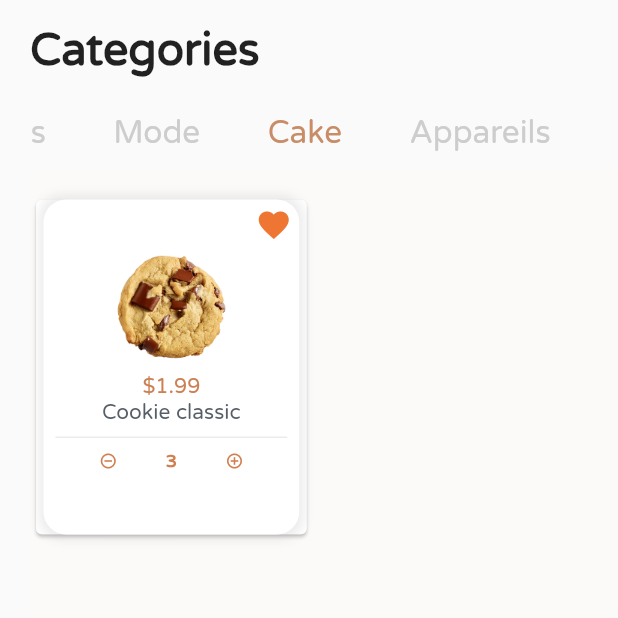
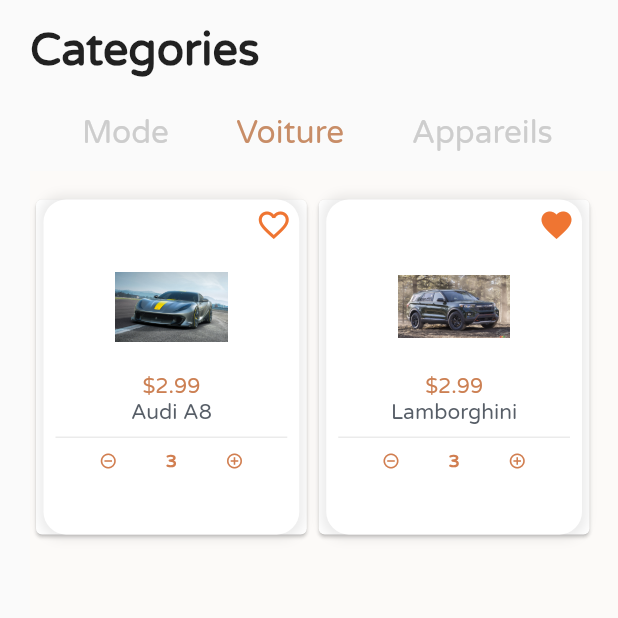
Before and after one commit to ILBOUDO-hub/prototype, a Flutter app: the Category screen opened directly, tab 3 chosen, on a phone screen of 412 x 824 dp, the top half of it. Run offline on Flutter 3.47's test engine with Material 2 defaults, Android fonts, the phone set to English and light mode, and no system bars; our stand-ins replace firebase_auth, image_picker; missing offline and left inert: chat_list, whatsapp_unilink; accounts and stored records are empty; project files that could hold a hidden picture were left out.

Commit message:
Differenciation des categories

```diff
--- a/lib/cake_page.dart
+++ b/lib/cake_page.dart
@@ -17,7 +17,7 @@ class _CakePageState extends State<CakePage> {
       final String nameposter = gleinfo.name;
       final String cookiecategorie = gleinfo.categorie;
       //final String categorieposter = gleinfo.name;
-      if (cookiecategorie == "cake") {
+      if (cookiecategorie == "voiture") {
         final String priceposter = gleinfo.price.toString();
         //final String priceposter = gleinfo.price as String;
         final String imageposter = gleinfo.imgPath;
--- a/lib/cookie_detail.dart
+++ b/lib/cookie_detail.dart
@@ -37,7 +37,7 @@ class CookieDetail extends StatelessWidget {
         SizedBox(height: 15.0),
         Padding(
           padding: EdgeInsets.only(left: 20.0),
-          child: Text('Cookie',
+          child: Text('Yatou',
               style: TextStyle(
                   fontFamily: 'Varela',
                   fontSize: 42.0,
--- a/lib/home.dart
+++ b/lib/home.dart
@@ -178,7 +178,7 @@ class _MyHomePageState extends State<MyHomePage> {
                 children: movieOscar,
           ),
             ),
-          SizedBox(height: 15.0)
+          SizedBox(height: 15.0),
         ],
       ),
     );
--- a/lib/models/Product.dart
+++ b/lib/models/Product.dart
@@ -259,7 +259,7 @@ List<Gateau> gateau = [
       Gateau(
     name: "Cookie classic",
         auteur: "Auguste",
-    categorie: "cake",
+    categorie: "mode",
     isFavorite: true,
     price: 1.99,
     added: true,
@@ -327,6 +327,31 @@ List<Gateau> gateau = [
         "Lorem Dolor set simply dummy text of the printing and typesetting industry. Lorem Ipsum has been the industry's standard dummy text ever since. When an unknown printer took a galley.",
     imgPath: "assets/categories/bag_5.png",
   ),
+
+
+            Gateau(
+    name: "Audi A8",
+        auteur: "Roch",
+    categorie: "voiture",
+    isFavorite: false,
+    price: 2.99,
+    added: true,
+    context:
+        "Lorem Dolor set simply dummy text of the printing and typesetting industry. Lorem Ipsum has been the industry's standard dummy text ever since. When an unknown printer took a galley.",
+    imgPath: "assets/images/ferrari4.jpg",
+  ),
+
+            Gateau(
+    name: "Lamborghini",
+        auteur: "Waly",
+    categorie: "voiture",
+    isFavorite: true,
+    price: 2.99,
+    added: true,
+    context:
+        "Lorem Dolor set simply dummy text of the printing and typesetting industry. Lorem Ipsum has been the industry's standard dummy text ever since. When an unknown printer took a galley.",
+    imgPath: "assets/images/ford4.jpg",
+  ),
 ];
 
 
--- a/lib/screens/category.dart
+++ b/lib/screens/category.dart
@@ -77,7 +77,7 @@ class _CategoryState extends State<Category>
                       )),
                 ),
                 Tab(
-                  child: Text('Cake',
+                  child: Text('Voiture',
                       style: TextStyle(
                         fontFamily: 'Varela',
                         fontSize: 21.0,
```
